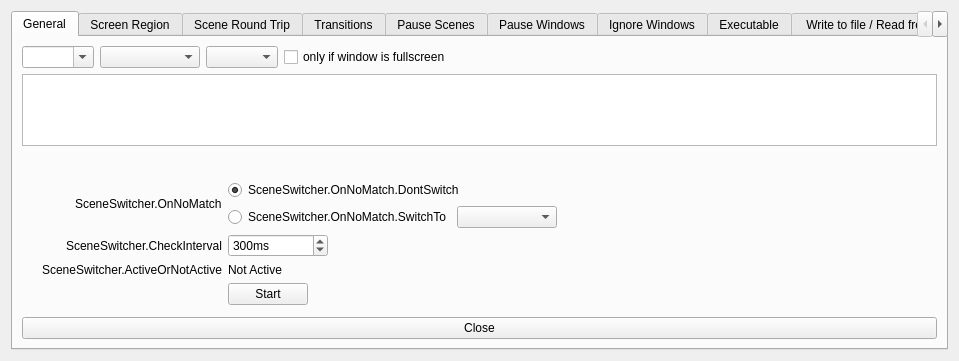
Above: forms/advanced-scene-switcher.ui from WarmUpTill/SceneSwitcher before the change. Below: the same form after it.
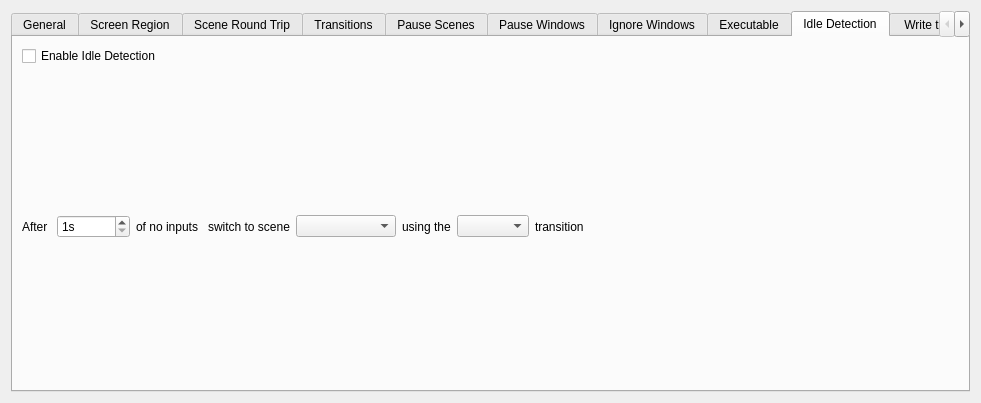
That is the form after the change. The open tabs and pages were chosen to show the change.

Commit message: Added Idle Detection tab

```diff
--- a/forms/advanced-scene-switcher.ui
+++ b/forms/advanced-scene-switcher.ui
@@ -6,8 +6,8 @@
    <rect>
     <x>0</x>
     <y>0</y>
-    <width>880</width>
-    <height>358</height>
+    <width>981</width>
+    <height>403</height>
    </rect>
   </property>
   <property name="windowTitle">
@@ -1414,6 +1414,107 @@
        </item>
       </layout>
      </widget>
+     <widget class="QWidget" name="IdleTab">
+      <attribute name="title">
+       <string>Idle Detection</string>
+      </attribute>
+      <layout class="QVBoxLayout" name="verticalLayout_13">
+       <item>
+        <widget class="QCheckBox" name="idleCheckBox">
+         <property name="text">
+          <string>Enable Idle Detection</string>
+         </property>
+        </widget>
+       </item>
+       <item>
+        <layout class="QHBoxLayout" name="horizontalLayout_25">
+         <item>
+          <widget class="QLabel" name="label_26">
+           <property name="text">
+            <string>After </string>
+           </property>
+          </widget>
+         </item>
+         <item>
+          <widget class="QSpinBox" name="idleSpinBox">
+           <property name="suffix">
+            <string>s</string>
+           </property>
+           <property name="prefix">
+            <string/>
+           </property>
+           <property name="minimum">
+            <number>1</number>
+           </property>
+           <property name="maximum">
+            <number>1000000</number>
+           </property>
+          </widget>
+         </item>
+         <item>
+          <widget class="QLabel" name="label_27">
+           <property name="text">
+            <string>of no inputs </string>
+           </property>
+          </widget>
+         </item>
+         <item>
+          <widget class="QLabel" name="label_30">
+           <property name="text">
+            <string>switch to scene</string>
+           </property>
+          </widget>
+         </item>
+         <item>
+          <widget class="QComboBox" name="idleScenes">
+           <property name="sizePolicy">
+            <sizepolicy hsizetype="Maximum" vsizetype="Fixed">
+             <horstretch>0</horstretch>
+             <verstretch>0</verstretch>
+            </sizepolicy>
+           </property>
+           <property name="minimumSize">
+            <size>
+             <width>100</width>
+             <height>0</height>
+            </size>
+           </property>
+          </widget>
+         </item>
+         <item>
+          <widget class="QLabel" name="label_28">
+           <property name="text">
+            <string>using the</string>
+           </property>
+          </widget>
+         </item>
+         <item>
+          <widget class="QComboBox" name="idleTransitions"/>
+         </item>
+         <item>
+          <widget class="QLabel" name="label_29">
+           <property name="text">
+            <string>transition</string>
+           </property>
+          </widget>
+         </item>
+         <item>
+          <spacer name="horizontalSpacer_25">
+           <property name="orientation">
+            <enum>Qt::Horizontal</enum>
+           </property>
+           <property name="sizeHint" stdset="0">
+            <size>
+             <width>40</width>
+             <height>20</height>
+            </size>
+           </property>
+          </spacer>
+         </item>
+        </layout>
+       </item>
+      </layout>
+     </widget>
      <widget class="QWidget" name="fileTab">
       <attribute name="title">
        <string> Write to file / Read from file </string>
```
Left out of the diff: 12 changed lines with no effect on the pictures.
